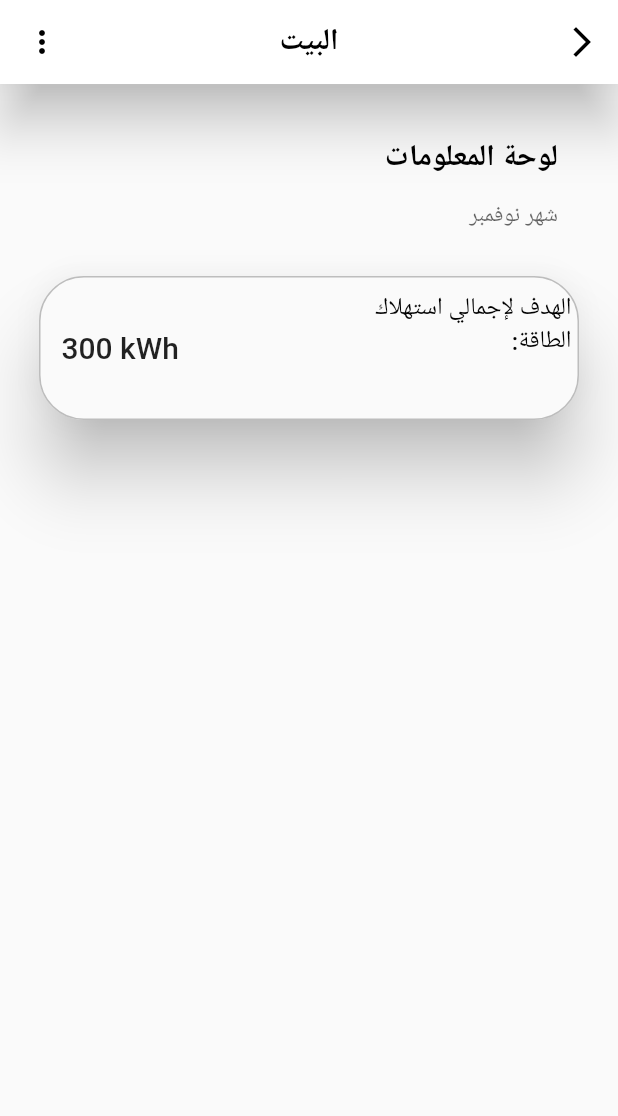
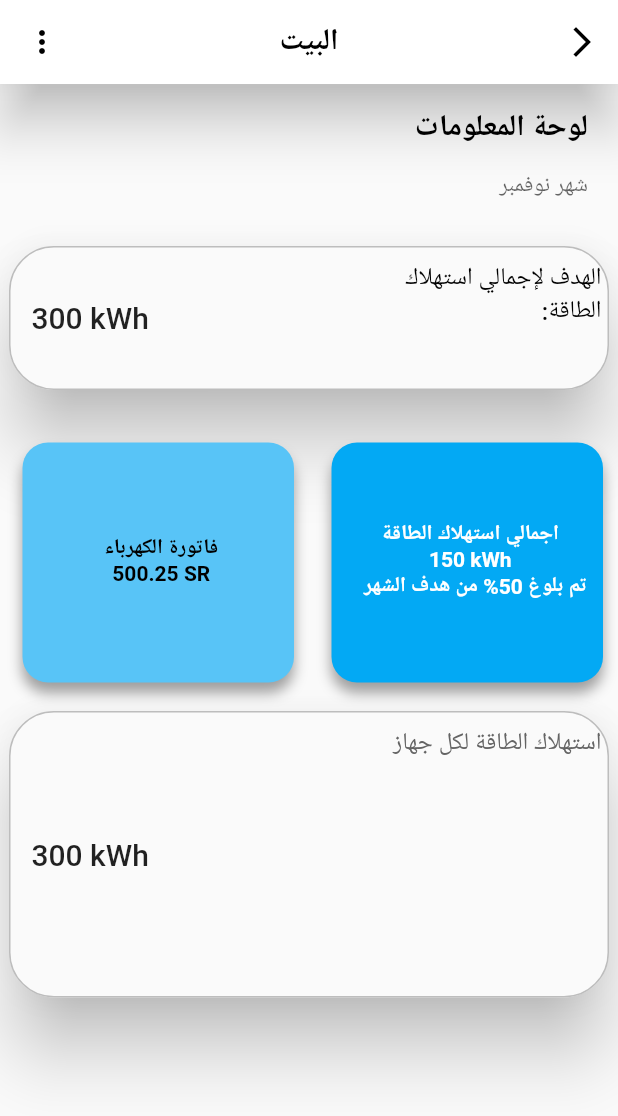
Before and after one commit to Haifa-saud/Taqaty, a Flutter app: the screen it shows after launch, on a phone screen of 412 x 824 dp. Shown: the top 1116 px of the screen. Run offline on Flutter 3.47's test engine with Material 2 defaults, Android fonts, the phone set to English and light mode, and no system bars; our stand-ins replace bottom_navy_bar.

Commit message:
dashboard inhancement

```diff
--- a/lib/dashboard.dart
+++ b/lib/dashboard.dart
@@ -13,12 +13,21 @@ class _dashboardState extends State<dashboard> {
   @override
   List text = [
     [
-      'اجمالي استهلاك الطاقة',
+      'فاتورة الكهرباء\n500.25 SR',
+      '500.25 SR',
+      '\t',
+      Color.fromARGB(255, 88, 196, 247),
+      Colors.black
+    ],
+    [
+      'اجمالي استهلاك الطاقة\n150 kWh\n  تم بلوغ 50% من هدف الشهر',
       '150 kWh',
       'تم بلوغ 50% من هدف الشهر',
-    ],
-    ['فاتورة الكهرباء', '500.25 SR', '']
+      Colors.lightBlue,
+      Colors.white
+    ]
   ];
+  @override
   Widget build(BuildContext context) {
     return Scaffold(
       appBar: AppBar(
@@ -67,7 +76,10 @@ class _dashboardState extends State<dashboard> {
       ),
       body: Container(
         transformAlignment: Alignment.topRight,
-        child: ListView(padding: const EdgeInsets.all(20), children: [
+        child: Column(
+            //padding: const EdgeInsets.all(20),
+            //shrinkWrap: true,
+            children: [
               Container(
                   padding: const EdgeInsets.fromLTRB(6, 0, 0, 0),
                   child: Column(children: [
@@ -111,21 +123,23 @@ class _dashboardState extends State<dashboard> {
                               fontSize: 16,
                               fontWeight: FontWeight.w500,
                               color: Colors.black),
-                      contentPadding: const EdgeInsets.fromLTRB(20, 10, 5, 10),
+                          contentPadding:
+                              const EdgeInsets.fromLTRB(20, 10, 5, 10),
                           focusedBorder: OutlineInputBorder(
                               borderRadius: BorderRadius.circular(30),
                               borderSide: const BorderSide(color: Colors.grey)),
                           enabledBorder: OutlineInputBorder(
                               borderRadius: BorderRadius.circular(30.0),
-                          borderSide: BorderSide(color: Colors.grey.shade400)),
+                              borderSide:
+                                  BorderSide(color: Colors.grey.shade400)),
                           errorBorder: OutlineInputBorder(
                               borderRadius: BorderRadius.circular(30.0),
-                          borderSide:
-                              const BorderSide(color: Colors.red, width: 2.0)),
+                              borderSide: const BorderSide(
+                                  color: Colors.red, width: 2.0)),
                           focusedErrorBorder: OutlineInputBorder(
                               borderRadius: BorderRadius.circular(30.0),
-                          borderSide:
-                              const BorderSide(color: Colors.red, width: 2.0)),
+                              borderSide: const BorderSide(
+                                  color: Colors.red, width: 2.0)),
                           prefixIcon: const Padding(
                               padding: EdgeInsets.all(15),
                               child: Text(
@@ -135,17 +149,68 @@ class _dashboardState extends State<dashboard> {
                               )),
                         ),
                       ))),
-          // GridView.builder(
-          //   itemCount: 2,
-          //crossAxixSpacing:3,
-          //   gridDelegate: const SliverGridDelegateWithFixedCrossAxisCount(
-          //       crossAxisCount: 2, crossAxisSpacing: 4.0, mainAxisSpacing: 4.0),
-          //   itemBuilder: (BuildContext context, int index) {
-          //     final item = text[index];
+              Expanded(
+                child: Stack(children: [
+                  Container(
+                      child: GridView.builder(
+                    itemCount: 2,
+                    gridDelegate:
+                        const SliverGridDelegateWithFixedCrossAxisCount(
+                            crossAxisCount: 2,
+                            crossAxisSpacing: 0.0,
+                            mainAxisSpacing: 4.0),
+                    itemBuilder: (BuildContext context, int index) {
+                      final item = text[index];
 
-          //     return buildCard(item);
-          //   },
-          // )
+                      return buildCard(item);
+                    },
+                  )),
+                  Container(
+                      margin: const EdgeInsets.fromLTRB(0, 190, 0, 12),
+                      padding: const EdgeInsets.fromLTRB(6, 12, 6, 12),
+                      child: Material(
+                          elevation: 20,
+                          borderRadius: BorderRadius.circular(30),
+                          child: TextFormField(
+                            readOnly: true,
+                            maxLines: 9,
+                            textAlign: TextAlign.right,
+                            decoration: InputDecoration(
+                              hintText: 'استهلاك الطاقة لكل جهاز',
+                              hintStyle: const TextStyle(
+                                  fontSize: 16,
+                                  fontWeight: FontWeight.w500,
+                                  color: Color.fromARGB(255, 100, 100, 100)),
+                              contentPadding:
+                                  const EdgeInsets.fromLTRB(20, 10, 5, 10),
+                              focusedBorder: OutlineInputBorder(
+                                  borderRadius: BorderRadius.circular(30),
+                                  borderSide:
+                                      const BorderSide(color: Colors.grey)),
+                              enabledBorder: OutlineInputBorder(
+                                  borderRadius: BorderRadius.circular(30.0),
+                                  borderSide:
+                                      BorderSide(color: Colors.grey.shade400)),
+                              errorBorder: OutlineInputBorder(
+                                  borderRadius: BorderRadius.circular(30.0),
+                                  borderSide: const BorderSide(
+                                      color: Colors.red, width: 2.0)),
+                              focusedErrorBorder: OutlineInputBorder(
+                                  borderRadius: BorderRadius.circular(30.0),
+                                  borderSide: const BorderSide(
+                                      color: Colors.red, width: 2.0)),
+                              prefixIcon: const Padding(
+                                  padding: EdgeInsets.all(15),
+                                  child: Text(
+                                    '300 kWh',
+                                    style: TextStyle(
+                                        fontSize: 20,
+                                        fontWeight: FontWeight.w500),
+                                  )),
+                            ),
+                          )))
+                ]),
+              )
             ]),
       ),
     );
@@ -153,10 +218,38 @@ class _dashboardState extends State<dashboard> {
 
   Widget buildCard(List content) {
     return Container(
+        decoration: BoxDecoration(
+          // border: Border.all(color: Color(0xff940D5A)),
+          color: content[3],
+          borderRadius: BorderRadius.circular(17.0),
+          boxShadow: const <BoxShadow>[
+            BoxShadow(
+              color: Colors.grey,
+              offset: Offset(0, 7.0),
+              blurRadius: 7.0,
+            ),
+          ],
+        ),
+        padding: const EdgeInsets.fromLTRB(6, 5, 2, 9),
+        margin: const EdgeInsets.fromLTRB(15, 23, 10, 23),
+        //color: content[3],
         child: GridTile(
-      header: Text(content[0]),
-      footer: Text(content[1]),
-      child: Center(child: Text(content[2])),
+          // header: Text(
+          //   content[0],
+          //   textAlign: TextAlign.center,
+          //   style: TextStyle(color: content[4]),
+          // ),
+          // footer: Text(
+          //   content[1],
+          //   textAlign: TextAlign.center,
+          //   style: TextStyle(color: content[4]),
+          // ),
+          child: Center(
+              child: Text(
+            content[0],
+            textAlign: TextAlign.center,
+            style: TextStyle(color: content[4], fontWeight: FontWeight.w600),
+          )),
         ));
   }
 }
--- a/lib/list_of_house_accounts.dart
+++ b/lib/list_of_house_accounts.dart
@@ -276,13 +276,19 @@ class _ListOfHouseAccountsState extends State<ListOfHouseAccounts> {
           ),
           activeColor: Colors.lightBlue,
         ),
-        BottomNavyBarItem(
-            icon: const Icon(Icons.holiday_village_rounded),
-            title: const Text(
-              'منازلي',
-              textAlign: TextAlign.center,
-            ),
-            activeColor: Colors.lightBlue),
+        // BottomNavyBarItem(
+        //     icon: InkWell(onTap: () {
+        //       Navigator.push(
+        //         context,
+        //         MaterialPageRoute(
+        //             builder: (context) => const ListOfHouseAccounts()),
+        //       );
+        //     }, Icon(Icons.holiday_village_rounded)),
+        //     title: const Text(
+        //       'منازلي',
+        //       textAlign: TextAlign.center,
+        //     ),
+        //     activeColor: Colors.lightBlue),
       ],
       mainAxisAlignment: MainAxisAlignment.spaceAround,
     );
--- a/lib/main.dart
+++ b/lib/main.dart
@@ -1,5 +1,6 @@
 import 'package:flutter/material.dart';
 import 'package:flutter_application_1/dashboard.dart';
+import 'package:flutter_application_1/list_of_house_accounts.dart';
 
 import 'create_house_account.dart';
 
```
Also changed, not shown: 9 other files. Lines whose indentation alone changed are shown as unchanged.
